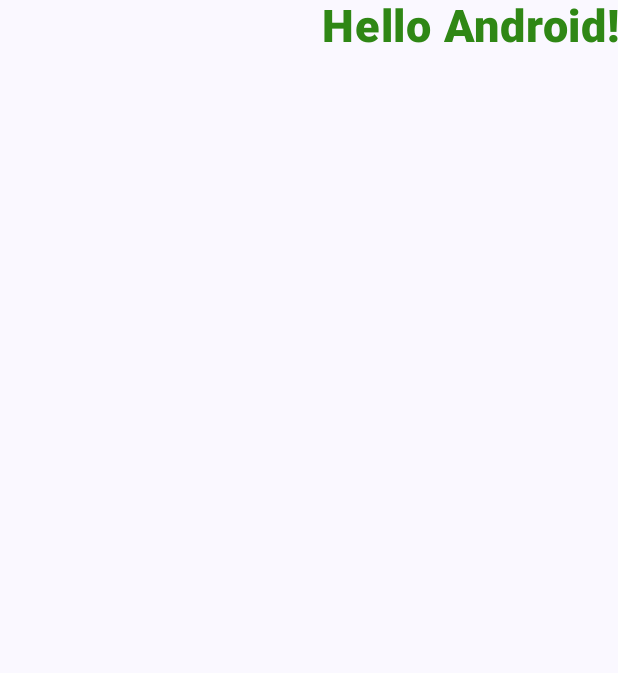
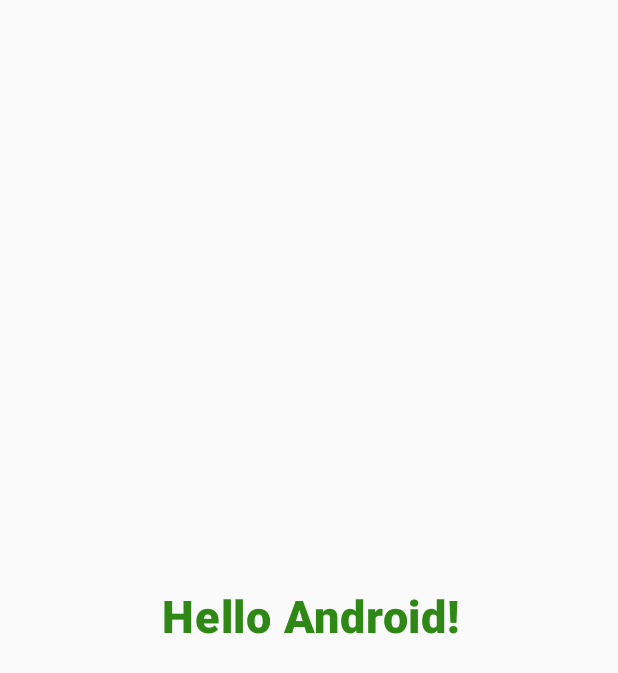
Before and after one commit to bypriyan/ToGo-Cart-Pro, an Android app built with Jetpack Compose: the screen it shows after launch (MainActivity), on a phone screen of 412 x 824 dp. Shown: the top 673 px of the screen. Run offline under Robolectric (Android 15) with nearby library versions, the phone set to English and light mode, and no system bars.

Commit message:
splash screen

```diff
--- a/app/build.gradle.kts
+++ b/app/build.gradle.kts
@@ -67,5 +67,8 @@ dependencies {
     debugImplementation("androidx.compose.ui:ui-tooling")
     debugImplementation("androidx.compose.ui:ui-test-manifest")
 
+    //splash screen api
+    implementation("androidx.core:core-splashscreen:1.0.1")
+
 
 }
--- a/app/src/main/AndroidManifest.xml
+++ b/app/src/main/AndroidManifest.xml
@@ -10,13 +10,13 @@
         android:label="@string/app_name"
         android:roundIcon="@mipmap/ic_launcher_round"
         android:supportsRtl="true"
-        android:theme="@style/Theme.ToGoCartPro"
+        android:theme="@style/Theme.App.SplashScreen"
         tools:targetApi="31">
         <activity
             android:name=".MainActivity"
             android:exported="true"
             android:label="@string/app_name"
-            android:theme="@style/Theme.ToGoCartPro">
+            android:theme="@style/Theme.App.SplashScreen">
             <intent-filter>
                 <action android:name="android.intent.action.MAIN" />
 
--- a/app/src/main/java/com/bypriyan/togocartpro/MainActivity.kt
+++ b/app/src/main/java/com/bypriyan/togocartpro/MainActivity.kt
@@ -4,12 +4,14 @@ import android.os.Bundle
 import android.provider.CalendarContract.Colors
 import androidx.activity.ComponentActivity
 import androidx.activity.compose.setContent
+import androidx.compose.foundation.layout.Box
 import androidx.compose.foundation.layout.fillMaxSize
 import androidx.compose.foundation.layout.size
 import androidx.compose.material3.MaterialTheme
 import androidx.compose.material3.Surface
 import androidx.compose.material3.Text
 import androidx.compose.runtime.Composable
+import androidx.compose.ui.Alignment
 import androidx.compose.ui.Modifier
 import androidx.compose.ui.graphics.Color
 import androidx.compose.ui.res.colorResource
@@ -19,17 +21,21 @@ import androidx.compose.ui.text.font.FontWeight
 import androidx.compose.ui.text.style.TextAlign
 import androidx.compose.ui.tooling.preview.Preview
 import androidx.compose.ui.unit.sp
+import androidx.core.splashscreen.SplashScreen.Companion.installSplashScreen
 import com.bypriyan.togocartpro.ui.theme.ToGoCartProTheme
 
 class MainActivity : ComponentActivity() {
     override fun onCreate(savedInstanceState: Bundle?) {
         super.onCreate(savedInstanceState)
+
+        installSplashScreen()
+
         setContent {
             ToGoCartProTheme {
                 // A surface container using the 'background' color from the theme
-                Surface(
+                Box(
                     modifier = Modifier.fillMaxSize(),
-                    color = MaterialTheme.colorScheme.background
+                    contentAlignment = Alignment.Center
                 ) {
                     Greeting("Hello Android!")
                 }
--- a/app/src/main/res/values/themes.xml
+++ b/app/src/main/res/values/themes.xml
@@ -1,5 +1,12 @@
 <?xml version="1.0" encoding="utf-8"?>
 <resources>
 
+    <style name="Theme.App.SplashScreen" parent="Theme.SplashScreen">
+        <item name="windowSplashScreenBackground">@color/appColor</item>
+        <item name="windowSplashScreenAnimatedIcon">@drawable/logo</item>
+        <item name="postSplashScreenTheme">@style/Theme.ToGoCartPro</item>
+    </style>
+
     <style name="Theme.ToGoCartPro" parent="android:Theme.Material.Light.NoActionBar" />
+
 </resources>
```
Also changed, not shown: app/src/main/res/drawable/logo.png (added).
